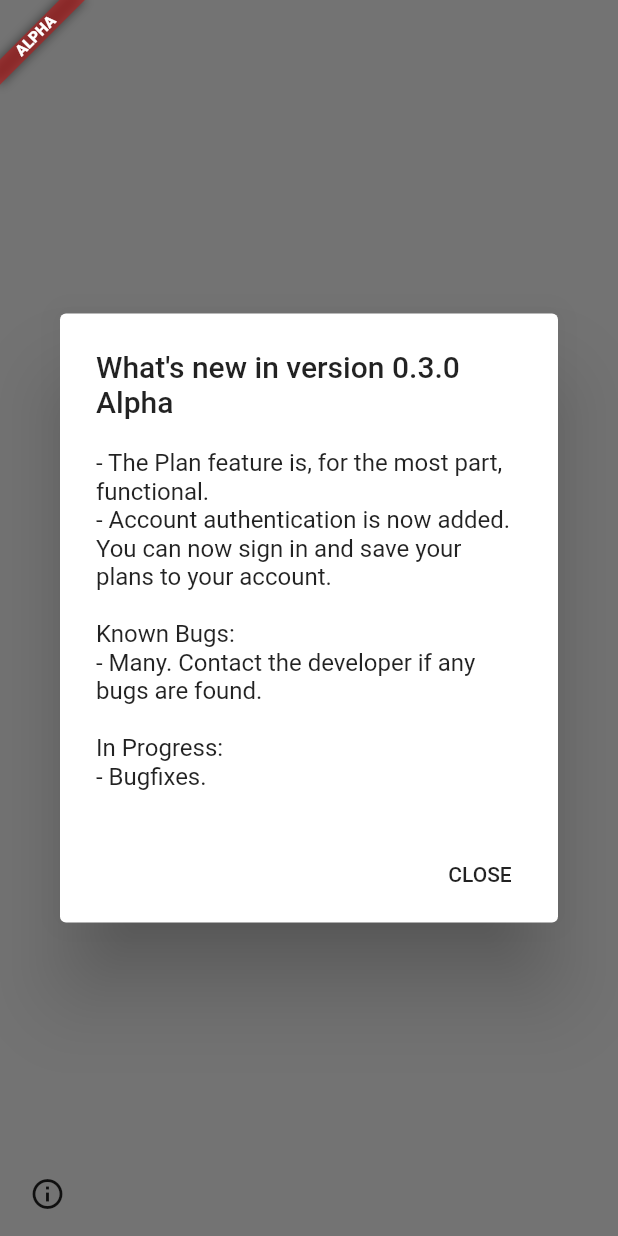
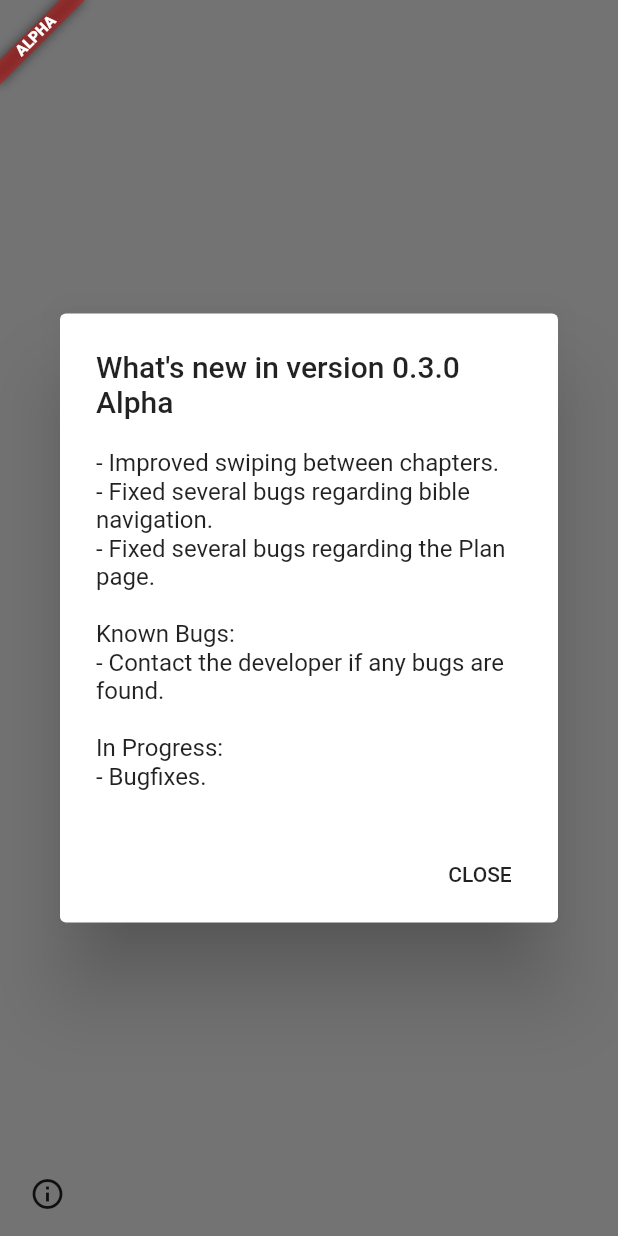
Before and after one commit to howardt12345/bibleapp, a Flutter app: the screen it shows after launch, on a phone screen of 412 x 824 dp. Run offline on Flutter 3.47's test engine with Material 2 defaults, Android fonts, the phone set to English and light mode, and no system bars; our stand-ins replace cloud_firestore, dio, firebase_analytics, firebase_auth, firebase_core, firebase_database and 10 more; missing offline and left inert: barcode_scan, flutter_facebook_login, html2md, simple_permissions, sortedmap; accounts and stored records are empty; network calls fail; statements that could not run were skipped; project files that could hold a hidden picture were left out.

Commit message:
Abstracted Remote Config

```diff
--- /dev/null
+++ b/lib/ui/FirebaseManager.dart
@@ -0,0 +1,24 @@
+
+import 'package:firebase_remote_config/firebase_remote_config.dart';
+
+
+class RemoteConfigManager {
+  RemoteConfig remoteConfig;
+
+  RemoteConfigManager(this.remoteConfig);
+
+  Future<void> fetchConfig() async {
+    try {
+      await remoteConfig.fetch(expiration: const Duration(seconds: 0));
+      await remoteConfig.activateFetched();
+    } catch (e) {
+
+    }
+  }
+
+  String getString(String key) => remoteConfig.getString(key);
+  int getInt(String key) => remoteConfig.getInt(key);
+  double getDouble(String key) => remoteConfig.getDouble(key);
+  bool getBool(String key) => getBool(key);
+  RemoteConfigValue getValue(String key) => remoteConfig.getValue(key);
+}
--- a/lib/ui/account/profile.dart
+++ b/lib/ui/account/profile.dart
@@ -16,9 +16,6 @@ import 'package:bible/ui/settings.dart';
 import 'auth.dart' as auth;
 
 class ProfilePage extends StatefulWidget {
-
-  final RemoteConfig remoteConfig;
-  ProfilePage(this.remoteConfig);
 
   @override
   _ProfilePageState createState() => _ProfilePageState();
--- a/lib/ui/app.dart
+++ b/lib/ui/app.dart
@@ -4,6 +4,7 @@ import 'dart:core';
 import 'dart:io';
 import 'dart:math';
 
+import 'package:bible/ui/FirebaseManager.dart';
 import 'package:bible/ui/about.dart';
 import 'package:bible/ui/bookmarks.dart';
 import 'package:bible/ui/home.dart';
@@ -30,6 +31,8 @@ import 'package:bible/ui/versions.dart';
 Bible bible = new Bible();
 FirebaseAnalytics analytics = new FirebaseAnalytics();
 FirebaseAnalyticsObserver observer = new FirebaseAnalyticsObserver(analytics: analytics);
+
+RemoteConfigManager remoteConfig;
 
 User user;
 
@@ -158,6 +161,9 @@ class _AppState extends State<App> {
         home: new FutureBuilder<RemoteConfig>(
           future: setupRemoteConfig(),
           builder: (BuildContext context, AsyncSnapshot<RemoteConfig> snapshot) {
+            if(snapshot.hasData) {
+              remoteConfig = new RemoteConfigManager(snapshot.data);
+            }
             return snapshot.hasData
                 ? _loadingInProgress
                 ? new Scaffold(
@@ -165,7 +171,6 @@ class _AppState extends State<App> {
                 child: new CircularProgressIndicator(),
               ),
             ) : PageManager(
-              remoteConfig: snapshot.data,
               pages: pages,
             ) : new Container();
           },
@@ -300,27 +305,27 @@ Future<RemoteConfig> setupRemoteConfig() async {
 
   pages = [
     Page(
-      page: MainPage(remoteConfig),
+      page: MainPage(),
       key: "menu_main",
       isActive: true,
     ),
     Page(
-      page: new BookmarksPage(remoteConfig),
+      page: new BookmarksPage(),
       key: "menu_bookmarks",
       isActive: false,
     ),
     Page(
-      page: new PlanManagerPage(remoteConfig),
+      page: new PlanManagerPage(),
       key: "menu_plan",
       isActive: true,
     ),
     Page(
-      page: SettingsPage(remoteConfig),
+      page: SettingsPage(),
       key: "menu_settings",
       isActive: true,
     ),
     Page(
-      page: new AboutPage(remoteConfig),
+      page: new AboutPage(),
       key: "menu_about",
       isActive: false,
     ),
--- a/lib/ui/page_manager.dart
+++ b/lib/ui/page_manager.dart
@@ -17,23 +17,22 @@ bool developerSettings = false;
 const int duration = 300;
 
 String changelog =
-      '- The Plan feature is, for the most part, functional. '
-      '\n- Account authentication is now added. You can now sign in and save your plans to your account.'
-      '\n\nKnown Bugs: '
-      '\n- Many. Contact the developer if any bugs are found.'
-      '\n\nIn Progress:'
-      '\n- Bugfixes.'
-      '';
+    '- Improved swiping between chapters.'
+    '\n- Fixed several bugs regarding bible navigation.'
+    '\n- Fixed several bugs regarding the Plan page.'
+    '\n\nKnown Bugs: '
+    '\n- Contact the developer if any bugs are found.'
+    '\n\nIn Progress:'
+    '\n- Bugfixes.'
+    '';
 
 class PageManager extends StatefulWidget {
   static _PageManagerState of(BuildContext context) => context.ancestorStateOfType(TypeMatcher<_PageManagerState>());
 
   final List<Page> pages;
-  final RemoteConfig remoteConfig;
 
   PageManager({
     @required this.pages,
-    this.remoteConfig,
   });
 
   @override
@@ -50,7 +49,7 @@ class _PageManagerState extends State<PageManager> with TickerProviderStateMixin
     super.initState();
     fetchConfig().then((void v) {
       versionsManager = new VersionsManager();
-      versionsManager.initialize(widget.remoteConfig.getString('bible_download'));
+      versionsManager.initialize(remoteConfig.getString('bible_download'));
     });
     _controller = new AnimationController(
       duration: const Duration(milliseconds: duration),
@@ -117,15 +116,10 @@ class _PageManagerState extends State<PageManager> with TickerProviderStateMixin
   }
 
   Future<void> fetchConfig() async {
-    try {
-      await widget.remoteConfig.fetch(expiration: const Duration(seconds: 0));
-      await widget.remoteConfig.activateFetched();
-    } catch (e) {
-
-    }
+    await remoteConfig.fetchConfig();
   }
 
-  String getString(String key) => widget.remoteConfig.getString(key);
+  String getString(String key) => remoteConfig.getString(key);
 
   @override
   Widget build(BuildContext context) {
```
Also changed, not shown: lib/ui/about.dart (+5 -12 lines), lib/ui/account/login.dart (+9 -6 lines), lib/ui/bookmarks.dart (+4 -11 lines), lib/ui/plan/passage_edit.dart (+3 -10 lines), lib/ui/plan/plan.dart (+13 -27 lines), lib/ui/plan/plan_days.dart (+8 -21 lines), lib/ui/plan/progress.dart (+5 -9 lines), lib/ui/search.dart (+3 -10 lines), lib/ui/versions.dart (+4 -9 lines).
